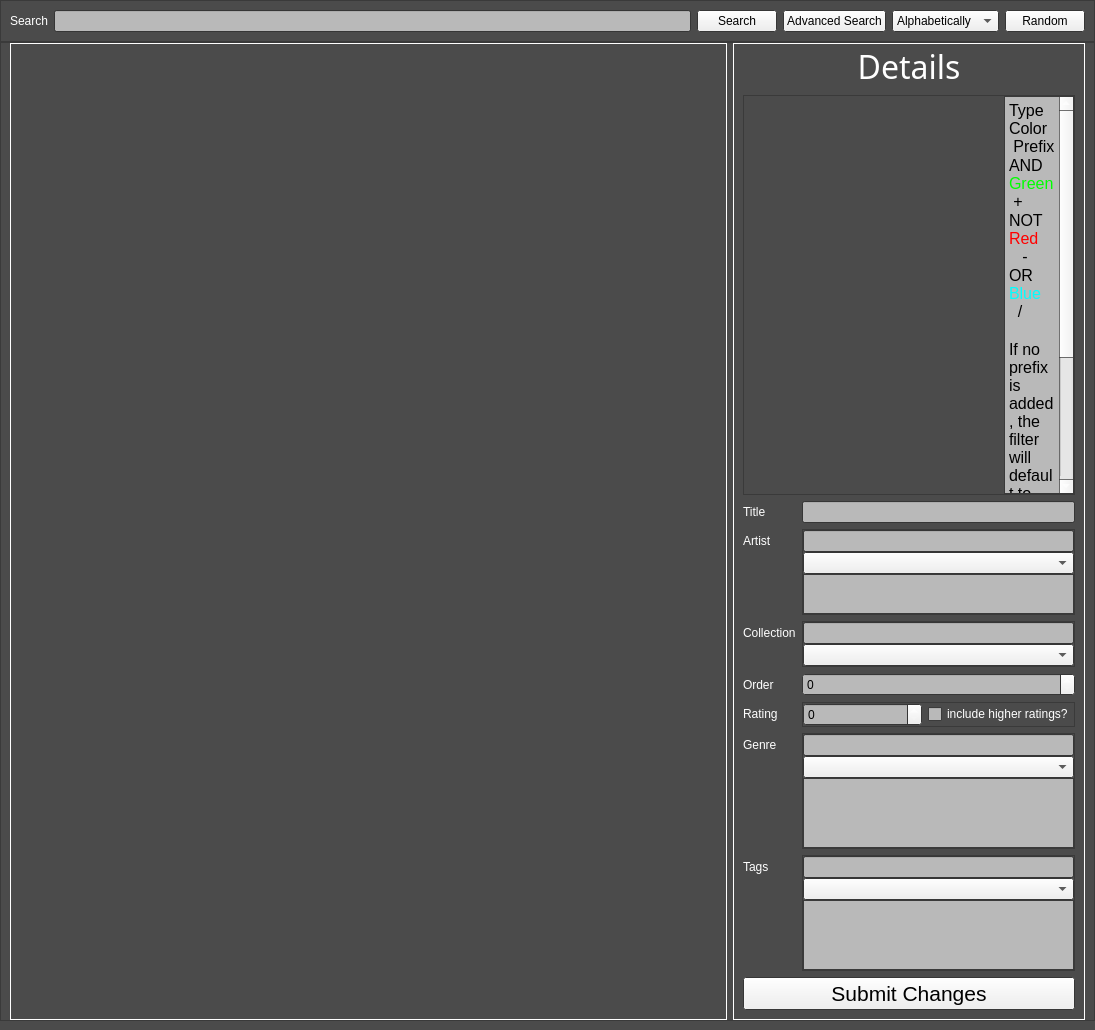
First picture: the form in ui/main_window.ui, repository rexosorous/manga-viewer, before the edit.
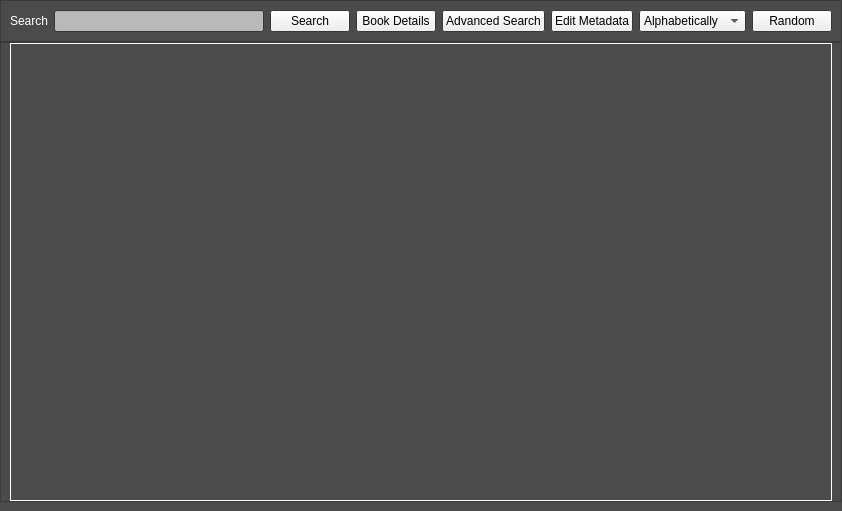
Second picture: the form after the edit. Icons and pictures are not drawn.

Commit message: split up side panels into their own ui

The edit to the form file:
```diff
--- a/ui/main_window.ui
+++ b/ui/main_window.ui
@@ -6,8 +6,8 @@
    <rect>
     <x>0</x>
     <y>0</y>
-    <width>1095</width>
-    <height>1015</height>
+    <width>842</width>
+    <height>511</height>
    </rect>
   </property>
   <property name="palette">
@@ -172,12 +172,26 @@
         </widget>
        </item>
        <item>
-        <widget class="QPushButton" name="adv_search_button">
+        <widget class="QPushButton" name="details_button">
+         <property name="text">
+          <string>Book Details</string>
+         </property>
+        </widget>
+       </item>
+       <item>
+        <widget class="QPushButton" name="advanced_search_button">
          <property name="text">
           <string>Advanced Search</string>
          </property>
         </widget>
        </item>
+       <item>
+        <widget class="QPushButton" name="metadata_button">
+         <property name="text">
+          <string>Edit Metadata</string>
+         </property>
+        </widget>
+       </item>
        <item>
         <widget class="QComboBox" name="sort_by">
          <property name="palette">
@@ -286,446 +300,14 @@
            <rect>
             <x>0</x>
             <y>0</y>
-            <width>715</width>
-            <height>937</height>
+            <width>820</width>
+            <height>433</height>
            </rect>
           </property>
           <layout class="QGridLayout" name="bookshelf"/>
          </widget>
         </widget>
        </item>
-       <item>
-        <widget class="QFrame" name="frame_8">
-         <property name="maximumSize">
-          <size>
-           <width>352</width>
-           <height>16777215</height>
-          </size>
-         </property>
-         <property name="palette">
-          <palette>
-           <active>
-            <colorrole role="Text">
-             <brush brushstyle="SolidPattern">
-              <color alpha="255">
-               <red>0</red>
-               <green>0</green>
-               <blue>0</blue>
-              </color>
-             </brush>
-            </colorrole>
-           </active>
-           <inactive>
-            <colorrole role="Text">
-             <brush brushstyle="SolidPattern">
-              <color alpha="255">
-               <red>0</red>
-               <green>0</green>
-               <blue>0</blue>
-              </color>
-             </brush>
-            </colorrole>
-           </inactive>
-           <disabled>
-            <colorrole role="Text">
-             <brush brushstyle="SolidPattern">
-              <color alpha="255">
-               <red>120</red>
-               <green>120</green>
-               <blue>120</blue>
-              </color>
-             </brush>
-            </colorrole>
-           </disabled>
-          </palette>
-         </property>
-         <property name="frameShape">
-          <enum>QFrame::Box</enum>
-         </property>
-         <property name="frameShadow">
-          <enum>QFrame::Plain</enum>
-         </property>
-         <layout class="QFormLayout" name="formLayout_2">
-          <property name="topMargin">
-           <number>0</number>
-          </property>
-          <item row="0" column="0" colspan="2">
-           <widget class="QLabel" name="side_header">
-            <property name="font">
-             <font>
-              <family>Century Gothic</family>
-              <pointsize>24</pointsize>
-             </font>
-            </property>
-            <property name="text">
-             <string>Details</string>
-            </property>
-            <property name="alignment">
-             <set>Qt::AlignCenter</set>
-            </property>
-           </widget>
-          </item>
-          <item row="1" column="0" colspan="2">
-           <widget class="QFrame" name="frame_9">
-            <property name="minimumSize">
-             <size>
-              <width>0</width>
-              <height>400</height>
-             </size>
-            </property>
-            <property name="maximumSize">
-             <size>
-              <width>16777215</width>
-              <height>400</height>
-             </size>
-            </property>
-            <property name="frameShape">
-             <enum>QFrame::StyledPanel</enum>
-            </property>
-            <property name="frameShadow">
-             <enum>QFrame::Raised</enum>
-            </property>
-            <layout class="QGridLayout" name="gridLayout">
-             <property name="leftMargin">
-              <number>0</number>
-             </property>
-             <property name="topMargin">
-              <number>0</number>
-             </property>
-             <property name="rightMargin">
-              <number>0</number>
-             </property>
-             <property name="bottomMargin">
-              <number>0</number>
-             </property>
-             <property name="spacing">
-              <number>0</number>
-             </property>
-             <item row="0" column="0">
-              <widget class="QLabel" name="side_img">
-               <property name="minimumSize">
-                <size>
-                 <width>280</width>
-                 <height>400</height>
-                </size>
-               </property>
-               <property name="maximumSize">
-                <size>
-                 <width>280</width>
-                 <height>400</height>
-                </size>
-               </property>
-               <property name="text">
-                <string/>
-               </property>
-               <property name="pixmap">
-                <pixmap>../test_library/Kaguya-sama wa Kokurasetai Tensai-tachi no Renai Zunousen/002.jpg</pixmap>
-               </property>
-               <property name="scaledContents">
-                <bool>true</bool>
-               </property>
-               <property name="alignment">
-                <set>Qt::AlignCenter</set>
-               </property>
-              </widget>
-             </item>
-             <item row="0" column="1">
-              <widget class="QTextBrowser" name="side_help">
-               <property name="maximumSize">
-                <size>
-                 <width>16777215</width>
-                 <height>400</height>
-                </size>
-               </property>
-               <property name="html">
-                <string>&lt;!DOCTYPE HTML PUBLIC &quot;-//W3C//DTD HTML 4.0//EN&quot; &quot;http://www.w3.org/TR/REC-html40/strict.dtd&quot;&gt;
-&lt;html&gt;&lt;head&gt;&lt;meta name=&quot;qrichtext&quot; content=&quot;1&quot; /&gt;&lt;style type=&quot;text/css&quot;&gt;
-p, li { white-space: pre-wrap; }
-&lt;/style&gt;&lt;/head&gt;&lt;body style=&quot; font-family:'MS Shell Dlg 2'; font-size:8.25pt; font-weight:400; font-style:normal;&quot;&gt;
-&lt;p style=&quot; margin-top:0px; margin-bottom:0px; margin-left:0px; margin-right:0px; -qt-block-indent:0; text-indent:0px;&quot;&gt;&lt;span style=&quot; font-family:'Courier New'; font-size:12pt; color:#000000;&quot;&gt;Type  Color	 Prefix&lt;/span&gt;&lt;/p&gt;
-&lt;p style=&quot; margin-top:0px; margin-bottom:0px; margin-left:0px; margin-right:0px; -qt-block-indent:0; text-indent:0px;&quot;&gt;&lt;span style=&quot; font-family:'Courier New'; font-size:12pt; color:#000000;&quot;&gt;AND&lt;/span&gt;&lt;span style=&quot; font-family:'Courier New'; font-size:12pt; color:#00ff00;&quot;&gt;   Green	 &lt;/span&gt;&lt;span style=&quot; font-family:'Courier New'; font-size:12pt; color:#000000;&quot;&gt;+&lt;/span&gt;&lt;/p&gt;
-&lt;p style=&quot; margin-top:0px; margin-bottom:0px; margin-left:0px; margin-right:0px; -qt-block-indent:0; text-indent:0px;&quot;&gt;&lt;span style=&quot; font-family:'Courier New'; font-size:12pt; color:#000000;&quot;&gt;NOT   &lt;/span&gt;&lt;span style=&quot; font-family:'Courier New'; font-size:12pt; color:#ff0000;&quot;&gt;Red	   &lt;/span&gt;&lt;span style=&quot; font-family:'Courier New'; font-size:12pt; color:#000000;&quot;&gt;-&lt;/span&gt;&lt;/p&gt;
-&lt;p style=&quot; margin-top:0px; margin-bottom:0px; margin-left:0px; margin-right:0px; -qt-block-indent:0; text-indent:0px;&quot;&gt;&lt;span style=&quot; font-family:'Courier New'; font-size:12pt; color:#000000;&quot;&gt;OR    &lt;/span&gt;&lt;span style=&quot; font-family:'Courier New'; font-size:12pt; color:#00ffff;&quot;&gt;Blue	  &lt;/span&gt;&lt;span style=&quot; font-family:'Courier New'; font-size:12pt; color:#000000;&quot;&gt;/&lt;/span&gt;&lt;/p&gt;
-&lt;p style=&quot;-qt-paragraph-type:empty; margin-top:0px; margin-bottom:0px; margin-left:0px; margin-right:0px; -qt-block-indent:0; text-indent:0px; font-family:'Courier New'; font-size:12pt; color:#000000;&quot;&gt;&lt;br /&gt;&lt;/p&gt;
-&lt;p style=&quot; margin-top:0px; margin-bottom:0px; margin-left:0px; margin-right:0px; -qt-block-indent:0; text-indent:0px;&quot;&gt;&lt;span style=&quot; font-family:'Courier New'; font-size:12pt; color:#000000;&quot;&gt;If no prefix is added, the filter will default to &lt;/span&gt;&lt;span style=&quot; font-family:'Courier New'; font-size:12pt; color:#00ff00;&quot;&gt;AND&lt;/span&gt;&lt;/p&gt;
-&lt;p style=&quot;-qt-paragraph-type:empty; margin-top:0px; margin-bottom:0px; margin-left:0px; margin-right:0px; -qt-block-indent:0; text-indent:0px; font-family:'Courier New'; font-size:12pt; color:#00ff00;&quot;&gt;&lt;br /&gt;&lt;/p&gt;
-&lt;p style=&quot; margin-top:0px; margin-bottom:0px; margin-left:0px; margin-right:0px; -qt-block-indent:0; text-indent:0px;&quot;&gt;&lt;span style=&quot; font-family:'Courier New'; font-size:12pt; color:#000000;&quot;&gt;A rating and order of 0 is all inclusive&lt;/span&gt;&lt;/p&gt;&lt;/body&gt;&lt;/html&gt;</string>
-               </property>
-              </widget>
-             </item>
-            </layout>
-           </widget>
-          </item>
-          <item row="3" column="0">
-           <widget class="QLabel" name="label">
-            <property name="text">
-             <string>Title</string>
-            </property>
-           </widget>
-          </item>
-          <item row="3" column="1">
-           <widget class="QLineEdit" name="side_title_text"/>
-          </item>
-          <item row="4" column="0">
-           <widget class="QLabel" name="label_2">
-            <property name="text">
-             <string>Artist</string>
-            </property>
-           </widget>
-          </item>
-          <item row="4" column="1">
-           <widget class="QFrame" name="frame_5">
-            <property name="frameShape">
-             <enum>QFrame::StyledPanel</enum>
-            </property>
-            <property name="frameShadow">
-             <enum>QFrame::Raised</enum>
-            </property>
-            <layout class="QVBoxLayout" name="verticalLayout_4">
-             <property name="spacing">
-              <number>0</number>
-             </property>
-             <property name="leftMargin">
-              <number>0</number>
-             </property>
-             <property name="topMargin">
-              <number>0</number>
-             </property>
-             <property name="rightMargin">
-              <number>0</number>
-             </property>
-             <property name="bottomMargin">
-              <number>0</number>
-             </property>
-             <item>
-              <widget class="QLineEdit" name="side_artist_text"/>
-             </item>
-             <item>
-              <widget class="QComboBox" name="side_artist_dropdown"/>
-             </item>
-             <item>
-              <widget class="QListWidget" name="side_artist_list">
-               <property name="maximumSize">
-                <size>
-                 <width>16777215</width>
-                 <height>40</height>
-                </size>
-               </property>
-              </widget>
-             </item>
-            </layout>
-           </widget>
-          </item>
-          <item row="5" column="0">
-           <widget class="QLabel" name="label_3">
-            <property name="text">
-             <string>Collection</string>
-            </property>
-           </widget>
-          </item>
-          <item row="5" column="1">
-           <widget class="QFrame" name="frame_6">
-            <property name="frameShape">
-             <enum>QFrame::StyledPanel</enum>
-            </property>
-            <property name="frameShadow">
-             <enum>QFrame::Raised</enum>
-            </property>
-            <layout class="QVBoxLayout" name="verticalLayout_5">
-             <property name="spacing">
-              <number>0</number>
-             </property>
-             <property name="leftMargin">
-              <number>0</number>
-             </property>
-             <property name="topMargin">
-              <number>0</number>
-             </property>
-             <property name="rightMargin">
-              <number>0</number>
-             </property>
-             <property name="bottomMargin">
-              <number>0</number>
-             </property>
-             <item>
-              <widget class="QLineEdit" name="side_collection_text"/>
-             </item>
-             <item>
-              <widget class="QComboBox" name="side_collection_dropdown"/>
-             </item>
-            </layout>
-           </widget>
-          </item>
-          <item row="6" column="0">
-           <widget class="QLabel" name="label_4">
-            <property name="text">
-             <string>Order</string>
-            </property>
-           </widget>
-          </item>
-          <item row="6" column="1">
-           <widget class="QSpinBox" name="side_order_number"/>
-          </item>
-          <item row="7" column="0">
-           <widget class="QLabel" name="label_5">
-            <property name="text">
-             <string>Rating</string>
-            </property>
-           </widget>
-          </item>
-          <item row="7" column="1">
-           <widget class="QFrame" name="frame_7">
-            <property name="frameShape">
-             <enum>QFrame::StyledPanel</enum>
-            </property>
-            <property name="frameShadow">
-             <enum>QFrame::Raised</enum>
-            </property>
-            <layout class="QHBoxLayout" name="horizontalLayout_3">
-             <property name="leftMargin">
-              <number>0</number>
-             </property>
-             <property name="topMargin">
-              <number>0</number>
-             </property>
-             <property name="rightMargin">
-              <number>0</number>
-             </property>
-             <property name="bottomMargin">
-              <number>0</number>
-             </property>
-             <item>
-              <widget class="QSpinBox" name="side_rating_number">
-               <property name="maximum">
-                <number>10</number>
-               </property>
-              </widget>
-             </item>
-             <item>
-              <widget class="QCheckBox" name="side_rating_toggle">
-               <property name="text">
-                <string>include higher ratings?</string>
-               </property>
-              </widget>
-             </item>
-            </layout>
-           </widget>
-          </item>
-          <item row="8" column="0">
-           <widget class="QLabel" name="label_6">
-            <property name="text">
-             <string>Genre</string>
-            </property>
-           </widget>
-          </item>
-          <item row="8" column="1">
-           <widget class="QFrame" name="frame_3">
-            <property name="frameShape">
-             <enum>QFrame::StyledPanel</enum>
-            </property>
-            <property name="frameShadow">
-             <enum>QFrame::Raised</enum>
-            </property>
-            <layout class="QVBoxLayout" name="verticalLayout_2">
-             <property name="spacing">
-              <number>0</number>
-             </property>
-             <property name="leftMargin">
-              <number>0</number>
-             </property>
-             <property name="topMargin">
-              <number>0</number>
-             </property>
-             <property name="rightMargin">
-              <number>0</number>
-             </property>
-             <property name="bottomMargin">
-              <number>0</number>
-             </property>
-             <item>
-              <widget class="QLineEdit" name="side_genre_text"/>
-             </item>
-             <item>
-              <widget class="QComboBox" name="side_genre_dropdown"/>
-             </item>
-             <item>
-              <widget class="QListWidget" name="side_genre_list">
-               <property name="maximumSize">
-                <size>
-                 <width>16777215</width>
-                 <height>75</height>
-                </size>
-               </property>
-              </widget>
-             </item>
-            </layout>
-           </widget>
-          </item>
-          <item row="9" column="0">
-           <widget class="QLabel" name="label_7">
-            <property name="text">
-             <string>Tags</string>
-            </property>
-           </widget>
-          </item>
-          <item row="9" column="1">
-           <widget class="QFrame" name="frame_4">
-            <property name="frameShape">
-             <enum>QFrame::StyledPanel</enum>
-            </property>
-            <property name="frameShadow">
-             <enum>QFrame::Raised</enum>
-            </property>
-            <layout class="QVBoxLayout" name="verticalLayout_3">
-             <property name="spacing">
-              <number>0</number>
-             </property>
-             <property name="leftMargin">
-              <number>0</number>
-             </property>
-             <property name="topMargin">
-              <number>0</number>
-             </property>
-             <property name="rightMargin">
-              <number>0</number>
-             </property>
-             <property name="bottomMargin">
-              <number>0</number>
-             </property>
-             <item>
-              <widget class="QLineEdit" name="side_tags_text"/>
-             </item>
-             <item>
-              <widget class="QComboBox" name="side_tags_dropdown"/>
-             </item>
-             <item>
-              <widget class="QListWidget" name="side_tags_list">
-               <property name="maximumSize">
-                <size>
-                 <width>16777215</width>
-                 <height>75</height>
-                </size>
-               </property>
-              </widget>
-             </item>
-            </layout>
-           </widget>
-          </item>
-          <item row="10" column="0" colspan="2">
-           <widget class="QPushButton" name="side_submit_button">
-            <property name="font">
-             <font>
-              <pointsize>16</pointsize>
-             </font>
-            </property>
-            <property name="text">
-             <string>Submit Changes</string>
-            </property>
-           </widget>
-          </item>
-         </layout>
-        </widget>
-       </item>
       </layout>
      </widget>
     </item>
```
Left out of the diff: 4 changed lines with no effect on the pictures. The commit also changes 16 other files.
